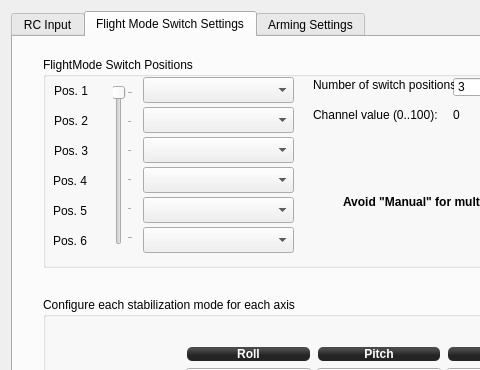
Before: the Qt Designer form ground/openpilotgcs/src/plugins/config/input.ui in openpilot/OpenPilot, drawn with Qt 5; both pictures show x 0 to 480 and y 0 to 370 of the 626 by 532 pixel window.
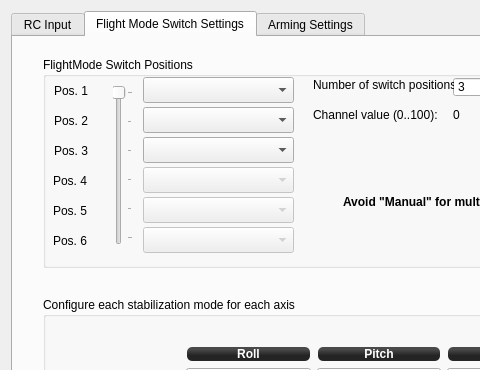
After: the same form once the commit is applied. Icons and pictures are not drawn.

Commit message: Cosmetic FlightMode GUI fix (OPReview-228)

```diff
--- a/ground/openpilotgcs/src/plugins/config/input.ui
+++ b/ground/openpilotgcs/src/plugins/config/input.ui
@@ -410,6 +410,9 @@
         <string>FlightMode Switch Positions</string>
        </property>
        <widget class="QComboBox" name="fmsModePos5">
+        <property name="enabled">
+         <bool>false</bool>
+        </property>
         <property name="geometry">
          <rect>
           <x>100</x>
@@ -423,6 +426,9 @@
         </property>
        </widget>
        <widget class="QComboBox" name="fmsModePos4">
+        <property name="enabled">
+         <bool>false</bool>
+        </property>
         <property name="geometry">
          <rect>
           <x>100</x>
@@ -452,6 +458,9 @@
         </property>
        </widget>
        <widget class="QComboBox" name="fmsModePos6">
+        <property name="enabled">
+         <bool>false</bool>
+        </property>
         <property name="geometry">
          <rect>
           <x>100</x>
```
